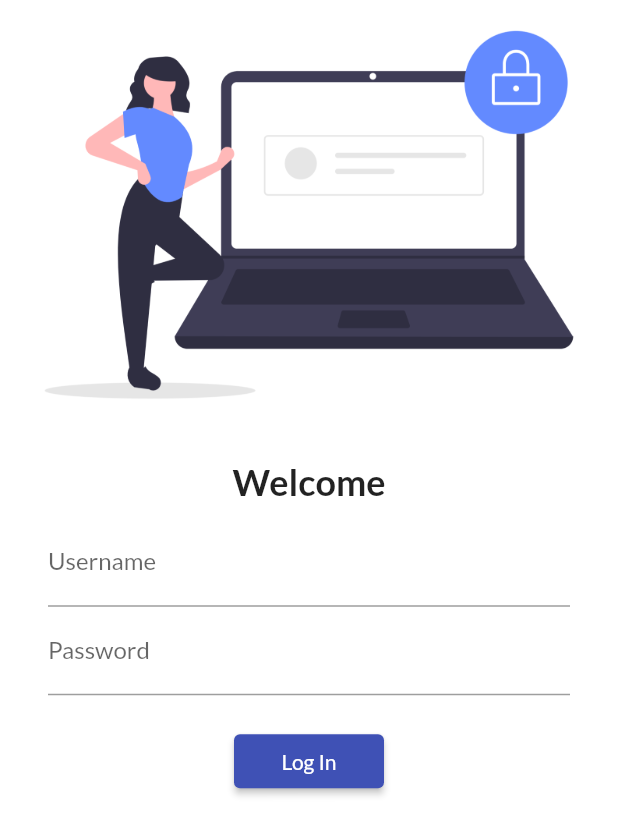
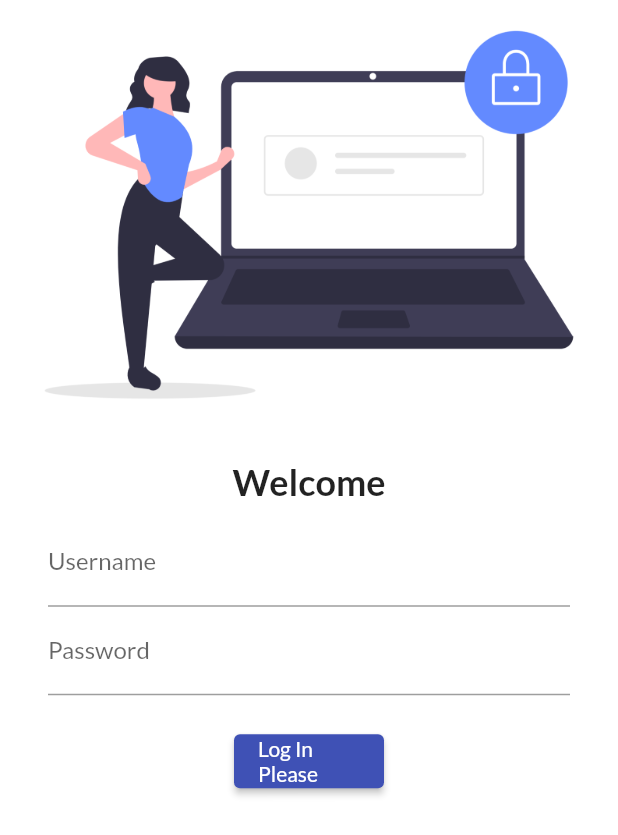
Before and after one commit to AbduRahim-dev/catalog_app, a Flutter app: the screen it shows after launch, on a phone screen of 412 x 824 dp. Shown: the top 835 px of the screen. Run offline on Flutter 3.47's test engine with Material 2 defaults, Android fonts, the phone set to English and light mode, and no system bars; our stand-ins replace google_fonts.

Commit message:
rahim updated

```diff
--- a/lib/pages/login_page.dart
+++ b/lib/pages/login_page.dart
@@ -40,7 +40,7 @@ class LoginPage extends StatelessWidget {
                       style: ElevatedButton.styleFrom(
                           foregroundColor: Colors.white,
                           fixedSize: Size(100, 20)),
-                      child: Text("Log In"))
+                      child: Text("Log In Please"))
                 ],
               ),
             )
```
